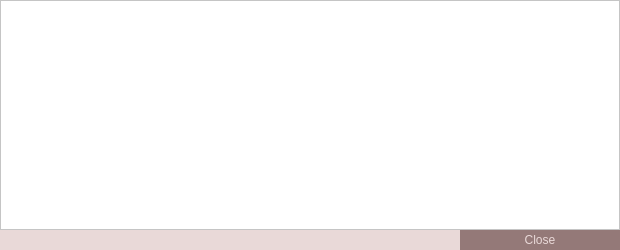
This is src/qt/forms/transactiondescdialog.ui in LIMXTEC/Megacoin as Qt 5 draws it before an edit. The edited form follows.
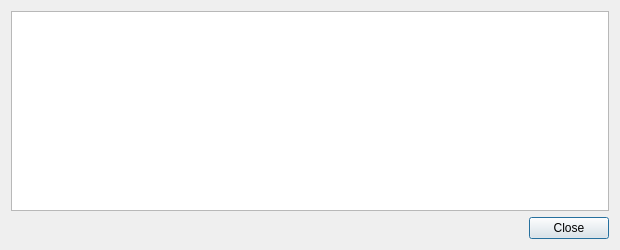
This is the edited form.

Patch:
```diff
--- a/src/qt/forms/transactiondescdialog.ui
+++ b/src/qt/forms/transactiondescdialog.ui
@@ -10,173 +10,12 @@
     <height>250</height>
    </rect>
   </property>
-  <property name="palette">
-   <palette>
-    <active>
-     <colorrole role="Button">
-      <brush brushstyle="SolidPattern">
-       <color alpha="255">
-        <red>233</red>
-        <green>217</green>
-        <blue>216</blue>
-       </color>
-      </brush>
-     </colorrole>
-     <colorrole role="Base">
-      <brush brushstyle="SolidPattern">
-       <color alpha="255">
-        <red>233</red>
-        <green>217</green>
-        <blue>216</blue>
-       </color>
-      </brush>
-     </colorrole>
-     <colorrole role="Window">
-      <brush brushstyle="SolidPattern">
-       <color alpha="255">
-        <red>233</red>
-        <green>217</green>
-        <blue>216</blue>
-       </color>
-      </brush>
-     </colorrole>
-    </active>
-    <inactive>
-     <colorrole role="Button">
-      <brush brushstyle="SolidPattern">
-       <color alpha="255">
-        <red>233</red>
-        <green>217</green>
-        <blue>216</blue>
-       </color>
-      </brush>
-     </colorrole>
-     <colorrole role="Base">
-      <brush brushstyle="SolidPattern">
-       <color alpha="255">
-        <red>233</red>
-        <green>217</green>
-        <blue>216</blue>
-       </color>
-      </brush>
-     </colorrole>
-     <colorrole role="Window">
-      <brush brushstyle="SolidPattern">
-       <color alpha="255">
-        <red>233</red>
-        <green>217</green>
-        <blue>216</blue>
-       </color>
-      </brush>
-     </colorrole>
-    </inactive>
-    <disabled>
-     <colorrole role="Button">
-      <brush brushstyle="SolidPattern">
-       <color alpha="255">
-        <red>233</red>
-        <green>217</green>
-        <blue>216</blue>
-       </color>
-      </brush>
-     </colorrole>
-     <colorrole role="Base">
-      <brush brushstyle="SolidPattern">
-       <color alpha="255">
-        <red>233</red>
-        <green>217</green>
-        <blue>216</blue>
-       </color>
-      </brush>
-     </colorrole>
-     <colorrole role="Window">
-      <brush brushstyle="SolidPattern">
-       <color alpha="255">
-        <red>233</red>
-        <green>217</green>
-        <blue>216</blue>
-       </color>
-      </brush>
-     </colorrole>
-    </disabled>
-   </palette>
-  </property>
   <property name="windowTitle">
    <string>Transaction details</string>
   </property>
   <layout class="QVBoxLayout" name="verticalLayout">
-   <property name="spacing">
-    <number>0</number>
-   </property>
-   <property name="margin">
-    <number>0</number>
-   </property>
    <item>
     <widget class="QTextEdit" name="detailText">
-     <property name="palette">
-      <palette>
-       <active>
-        <colorrole role="Base">
-         <brush brushstyle="SolidPattern">
-          <color alpha="255">
-           <red>255</red>
-           <green>255</green>
-           <blue>255</blue>
-          </color>
-         </brush>
-        </colorrole>
-        <colorrole role="Window">
-         <brush brushstyle="SolidPattern">
-          <color alpha="255">
-           <red>255</red>
-           <green>255</green>
-           <blue>255</blue>
-          </color>
-         </brush>
-        </colorrole>
-       </active>
-       <inactive>
-        <colorrole role="Base">
-         <brush brushstyle="SolidPattern">
-          <color alpha="255">
-           <red>255</red>
-           <green>255</green>
-           <blue>255</blue>
-          </color>
-         </brush>
-        </colorrole>
-        <colorrole role="Window">
-         <brush brushstyle="SolidPattern">
-          <color alpha="255">
-           <red>255</red>
-           <green>255</green>
-           <blue>255</blue>
-          </color>
-         </brush>
-        </colorrole>
-       </inactive>
-       <disabled>
-        <colorrole role="Base">
-         <brush brushstyle="SolidPattern">
-          <color alpha="255">
-           <red>255</red>
-           <green>255</green>
-           <blue>255</blue>
-          </color>
-         </brush>
-        </colorrole>
-        <colorrole role="Window">
-         <brush brushstyle="SolidPattern">
-          <color alpha="255">
-           <red>255</red>
-           <green>255</green>
-           <blue>255</blue>
-          </color>
-         </brush>
-        </colorrole>
-       </disabled>
-      </palette>
-     </property>
      <property name="toolTip">
       <string>This pane shows a detailed description of the transaction</string>
      </property>
@@ -187,25 +26,6 @@
    </item>
    <item>
     <widget class="QDialogButtonBox" name="buttonBox">
-     <property name="styleSheet">
-      <string notr="true">QPushButton {
-	background-color: #947978;
-	color: #E9D9D8;
-	border: 0px solid gray;
-	max-height: 20px;
-	min-height: 20px;
-	max-width: 160px;
-	min-width: 160px;
-}
-
-QPushButton:hover {
-	background-color: #AF272E;
-}
-
-QPushButton:pressed:flat {
-	background-color: #9D0B17;
-}</string>
-     </property>
      <property name="orientation">
       <enum>Qt::Horizontal</enum>
      </property>
```
Left out of the diff: 16 changed lines with no effect on the pictures.
